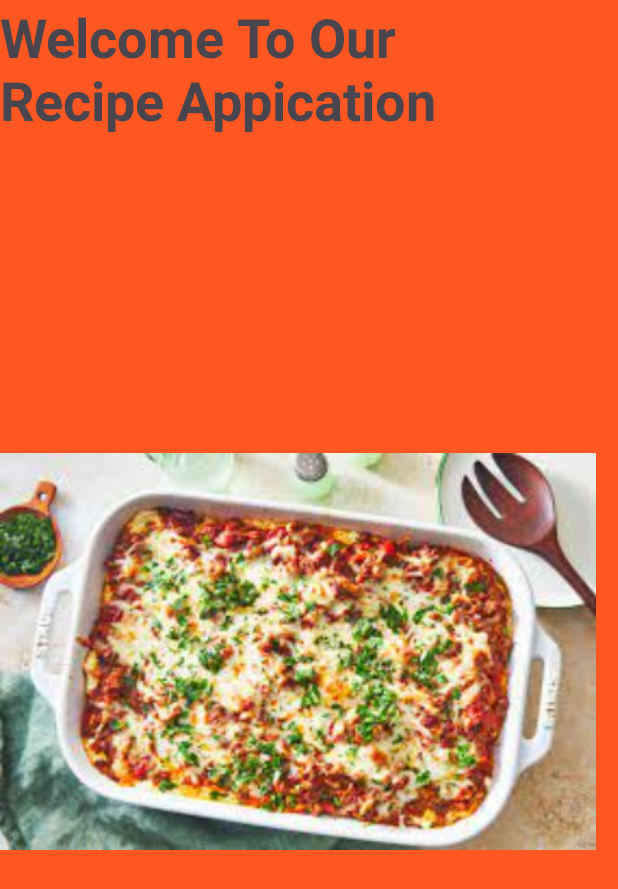
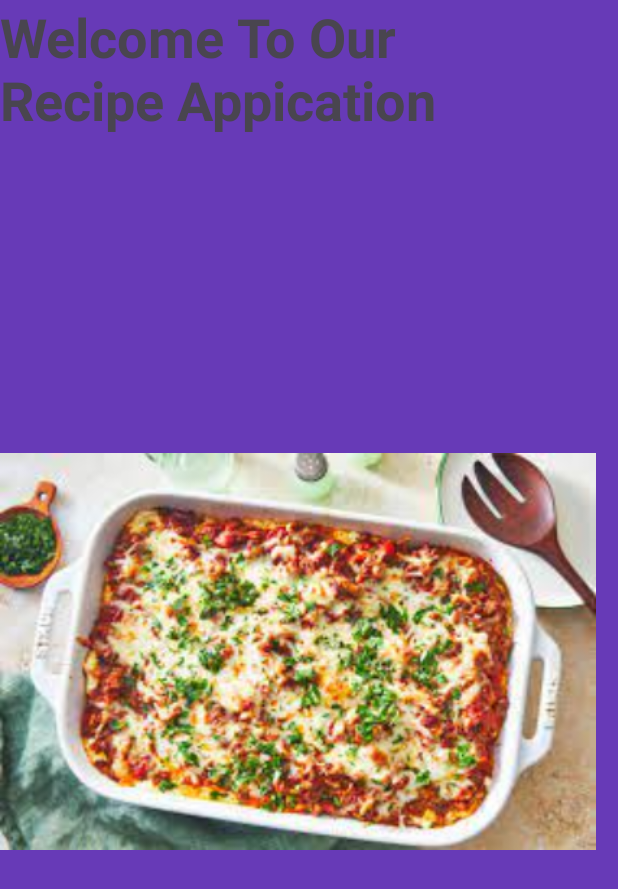
Before and after one commit to 145921/145921-RecipeApp-, an Android app: the WelcomeActivity screen opened directly, with no data from a screen before it, on a phone screen of 412 x 824 dp. Shown: the top 889 px of the screen. Run offline under Robolectric (Android 15) with nearby library versions, the phone set to English and light mode, and no system bars.

Commit message:
Recipe Application

```diff
--- a/app/src/main/res/layout/activity_main.xml
+++ b/app/src/main/res/layout/activity_main.xml
@@ -5,7 +5,7 @@
     android:layout_width="match_parent"
     android:layout_height="match_parent"
     android:orientation="vertical"
-    android:background="@color/orange"
+    android:background="@color/purple"
     tools:context=".MainActivity">
     <androidx.appcompat.widget.Toolbar
         android:layout_width="match_parent"
--- a/app/src/main/res/layout/activity_recipe_details.xml
+++ b/app/src/main/res/layout/activity_recipe_details.xml
@@ -5,7 +5,7 @@
     android:layout_width="match_parent"
     android:layout_height="match_parent"
     android:orientation="vertical"
-    android:background="@color/orange"
+    android:background="@color/yellow"
     tools:context=".RecipeDetailsActivity">
 
     <androidx.appcompat.widget.Toolbar
--- a/app/src/main/res/layout/activity_welcome.xml
+++ b/app/src/main/res/layout/activity_welcome.xml
@@ -5,7 +5,7 @@
     android:layout_width="match_parent"
     android:layout_height="match_parent"
     tools:context=".WelcomeActivity"
-    android:background="@color/orange">
+    android:background="@color/purple">
 
     <TextView
         android:layout_width="371dp"
--- a/app/src/main/res/layout/list_instructions.xml
+++ b/app/src/main/res/layout/list_instructions.xml
@@ -13,7 +13,7 @@
         <TextView
             android:id="@+id/textView_instruction_name"
             android:text="Instruction"
-            android:textColor="@color/orange"
+            android:textColor="@color/yellow"
             android:textAlignment="center"
             android:textStyle="bold"
             android:textSize="18sp"
--- a/app/src/main/res/layout/list_instructions_steps.xml
+++ b/app/src/main/res/layout/list_instructions_steps.xml
@@ -42,7 +42,7 @@
             android:layout_height="wrap_content">
             <TextView
                 android:text="Equipments"
-                android:textColor="@color/orange"
+                android:textColor="@color/yellow"
                 android:textAlignment="textStart"
                 android:textSize="18sp"
                 android:textStyle="bold"
@@ -61,7 +61,7 @@
             android:layout_height="wrap_content">
             <TextView
                 android:text="Ingredients"
-                android:textColor="@color/orange"
+                android:textColor="@color/yellow"
                 android:textAlignment="textStart"
                 android:textSize="18sp"
                 android:textStyle="bold"
--- a/app/src/main/res/layout/list_random_recipe.xml
+++ b/app/src/main/res/layout/list_random_recipe.xml
@@ -19,7 +19,7 @@
             android:marqueeRepeatLimit="marquee_forever"
             android:scrollHorizontally="true"
             android:textStyle="bold"
-            android:textColor="@color/orange"
+            android:textColor="@color/yellow"
             android:textSize="22sp"
             android:padding="8dp"
             android:layout_width="match_parent"
--- a/app/src/main/res/layout/list_similar_recipe.xml
+++ b/app/src/main/res/layout/list_similar_recipe.xml
@@ -17,7 +17,7 @@
             android:id="@+id/textView_similar_title"
             android:text="Similar Name"
             android:textStyle="bold"
-            android:textColor="@color/orange"
+            android:textColor="@color/yellow"
             android:padding="8dp"
             android:textAlignment="center"
             android:singleLine="true"
--- a/app/src/main/res/layout/spinner_inner_text.xml
+++ b/app/src/main/res/layout/spinner_inner_text.xml
@@ -3,7 +3,7 @@
     android:layout_width="match_parent"
     android:layout_height="wrap_content"
     android:text="Dessert"
-    android:textColor="@color/orange"
+    android:textColor="@color/yellow"
     android:textSize="18sp"
     android:padding="8dp">
 
--- a/app/src/main/res/values/colors.xml
+++ b/app/src/main/res/values/colors.xml
@@ -3,4 +3,6 @@
     <color name="black">#FF000000</color>
     <color name="white">#FFFFFFFF</color>
     <color name="orange">#FF5722</color>
+    <color name="purple">#673AB7</color>
+    <color name="yellow">#FFC107</color>
 </resources>
```
